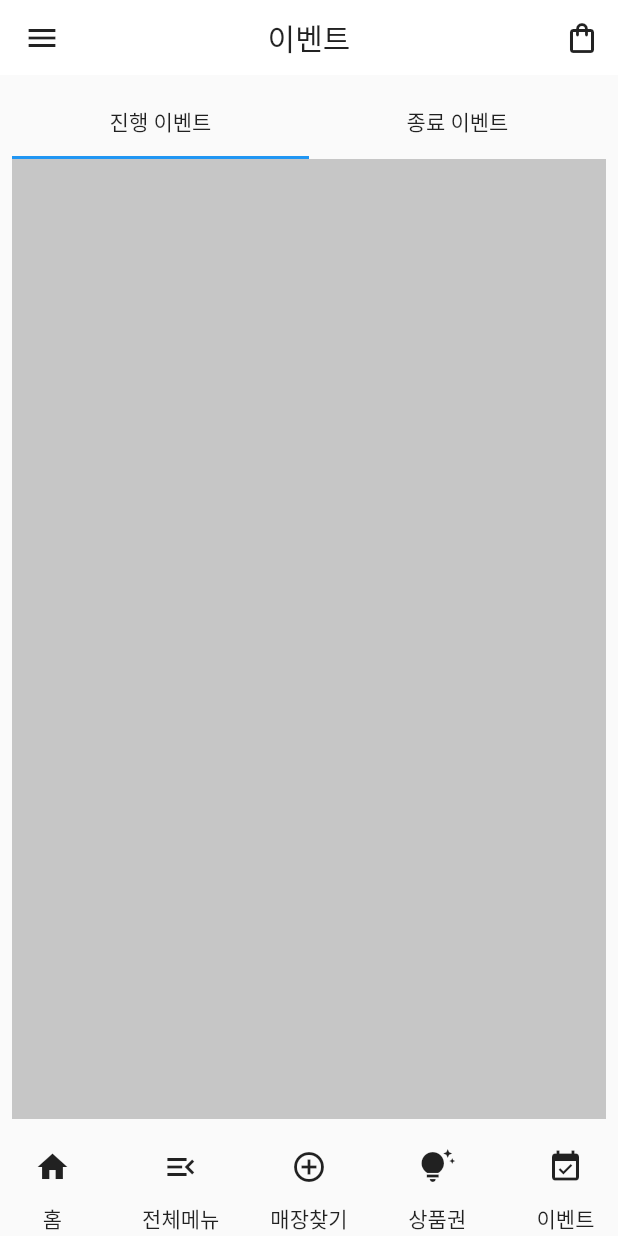
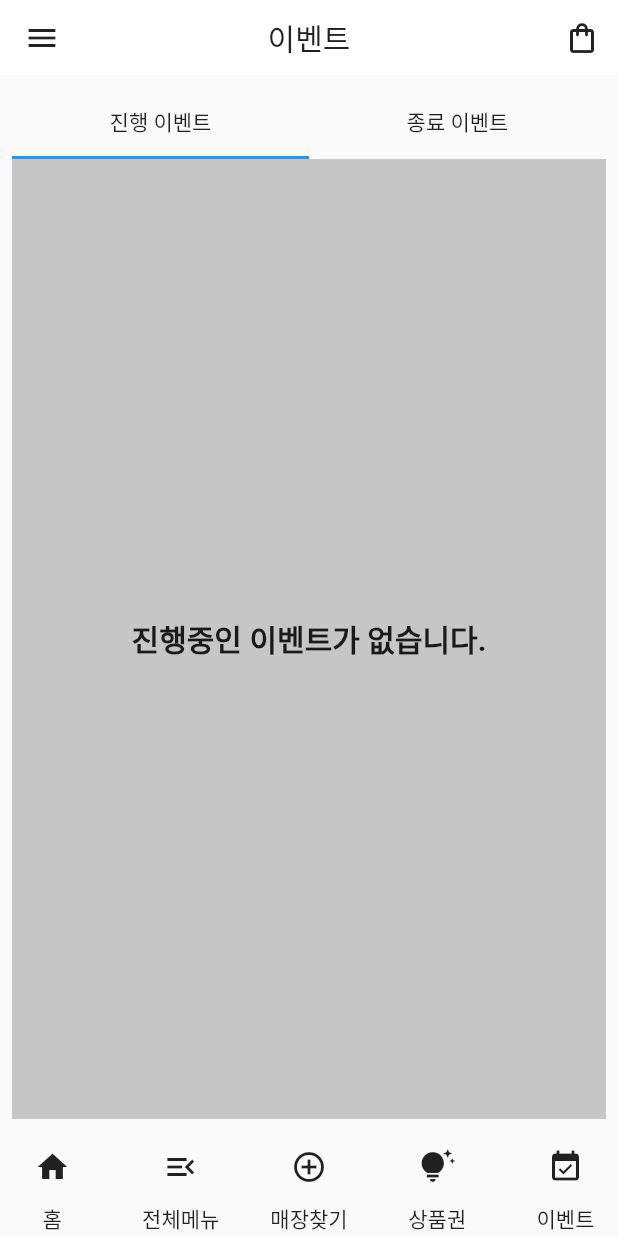
Before and after one commit to 1000bang/bhc-UI, a Flutter app: the screen it shows after launch, item 5 of the bottom bar chosen, on a phone screen of 412 x 824 dp. Run offline on Flutter 3.47's test engine with Material 2 defaults, Android fonts, the phone set to English and light mode, and no system bars.

Commit message:
navi, event page update

```diff
--- a/lib/components/bottom_navi.dart
+++ b/lib/components/bottom_navi.dart
@@ -41,6 +41,10 @@ class BottomNavi extends StatelessWidget {
                 Navigator.popAndPushNamed(context, "/home");
               } else if (id == 1) {
                 Navigator.popAndPushNamed(context, "/menu");
+              }else if (id == 3) {
+                Navigator.popAndPushNamed(context, "/voucher");
+              }else if (id == 2) {
+                Navigator.popAndPushNamed(context, "/findstore");
               }
             },
             icon: Icon(
--- a/lib/main.dart
+++ b/lib/main.dart
@@ -1,5 +1,7 @@
 import 'package:bhc/pages/all_menu_page.dart';
 import 'package:bhc/pages/all_menu_second_page.dart';
+import 'package:bhc/pages/find_store_page.dart';
+import 'package:bhc/pages/voucher_page.dart';
 import 'package:flutter/material.dart';
 import 'package:bhc/pages/event_page.dart';
 
@@ -22,7 +24,10 @@ class MyApp extends StatelessWidget {
       "/home": (context) => MainPage(),
       "/event": (context) => EventPage(),
       "/menu": (context) => AllMenuSecondPage(),
-      "/secondMenu": (context) => MenuPage()
+      "/secondMenu": (context) => MenuPage(),
+      "/voucher": (context) => VoucherPage(),
+      "/findstore": (context) => FindStorePage(),
+
     }
     );
   }
--- a/lib/pages/event_page.dart
+++ b/lib/pages/event_page.dart
@@ -3,7 +3,6 @@ import 'package:bhc/components/event_compo.dart';
 import 'package:flutter/material.dart';
 import '../components/bottom_navi.dart';
 import '../components/drawer.dart';
-
 class EventPage extends StatelessWidget {
   const EventPage({Key? key}) : super(key: key);
 
@@ -14,10 +13,12 @@ class EventPage extends StatelessWidget {
       appBar: _bulidBhcAppBar(),
       bottomNavigationBar: BottomNavi(),
       body: SafeArea(
+
         child: Padding(
           padding: const EdgeInsets.all(8.0),
           child: Column(
             children: [
+
               Expanded(child: EventTab()),
             ],
           ),
@@ -34,8 +35,7 @@ class EventTab extends StatefulWidget {
   State<EventTab> createState() => _EventTabState();
 }
 
-class _EventTabState extends State<EventTab>
-    with SingleTickerProviderStateMixin {
+class _EventTabState extends State<EventTab>with SingleTickerProviderStateMixin {
   TabController? _tabController;
 
   @override
@@ -43,7 +43,6 @@ class _EventTabState extends State<EventTab>
     super.initState();
     _tabController = TabController(length: 2, vsync: this);
   }
-
   @override
   Widget build(BuildContext context) {
     return Column(
@@ -56,54 +55,34 @@ class _EventTabState extends State<EventTab>
 
   Widget _buildTabBar() {
     return TabBar(controller: _tabController, tabs: [
-      Tab(
-          child: Text(
-        "진행 이벤트",
-        style: TextStyle(color: Colors.black87),
-      )),
-      Tab(
-          child: Text(
-        "종료 이벤트",
-        style: TextStyle(color: Colors.black87),
-      )),
+      Tab(child: Text("진행 이벤트", style: TextStyle(color: Colors.black87),)),
+      Tab(child: Text("종료 이벤트", style: TextStyle(color: Colors.black87),)),
     ]);
   }
 
   Widget _buildTabBarView() {
     return TabBarView(controller: _tabController, children: [
-      Container(color: kSecondaryColor),
       Container(
-        child: ListView(
-          children: [
-            EventItem(
-                title: "BHC 치킨 2000원 즉시 할인 !",
-                date: "2022.10.25 ~ 2022.10.30",
-                image: "assets/골드킹.png"),
-            EventItem(
-                title: "BHC X 컴프야 V22 치킨박스콜라보 !",
-                date: "2022.10.18 ~ 2022.10.23",
-                image: "assets/골드킹.png"),
-            EventItem(
-                title: "BHC 치킨 인기 12종 2000원 즉시 할인 !",
-                date: "2022.09.20 ~ 2022.09.28",
-                image: "assets/골드킹.png"),
-            EventItem(
-                title: "BHC 치킨 2000원 즉시 할인",
-                date: "2022.08.23 ~ 2022.08.28",
-                image: "assets/골드킹.png"),
-            EventItem(
-                title: "BHC 치킨 2000원 즉시 할인",
-                date: "2022.06.07 ~ 2022.06.27",
-                image: "assets/골드킹.png"),
-            EventItem(
-                title: "BHC 치퐁당 클라우드 생 드래프트 할인 프로모션",
-                date: "2022.06.07 ~ 2022.06.22",
-                image: "assets/골드킹.png"),
-          ],
-        ),
+        alignment: Alignment.center,
+        color: kSecondaryColor,
+        child: Text("진행중인 이벤트가 없습니다.", style: TextStyle(fontSize: 20, fontWeight: FontWeight.bold),),
       ),
+      Container(child: ListView(
+        children: [
+          EventItem(title: "BHC 치킨 2000원 즉시 할인 !", date: "2022.10.25 ~ 2022.10.30", image: "assets/event1.png"),
+          EventItem(title: "BHC X 컴프야 V22 치킨박스콜라보 !", date: "2022.10.18 ~ 2022.10.23", image: "assets/event2.png"),
+          EventItem(title: "BHC 치킨 인기 12종 2000원 즉시 할인 !", date: "2022.09.20 ~ 2022.09.28", image: "assets/event3.png"),
+          EventItem(title: "BHC 치킨 2000원 즉시 할인", date: "2022.08.23 ~ 2022.08.28", image: "assets/event4.png"),
+          EventItem(title: "BHC 치킨 2000원 즉시 할인", date: "2022.06.07 ~ 2022.06.27", image: "assets/event5.png"),
+          EventItem(title: "BHC 치퐁당 클라우드 생 드래프트 할인 프로모션", date: "2022.06.07 ~ 2022.06.22", image: "assets/event6.png"),
+
+
+        ],
+      ),),
     ]);
   }
+
+
 }
 
 AppBar _bulidBhcAppBar() {
@@ -111,11 +90,7 @@ AppBar _bulidBhcAppBar() {
     iconTheme: IconThemeData(color: Colors.black87),
     backgroundColor: Colors.white,
     toolbarHeight: 50,
-
-    title: Text(
-      "이벤트",
-      style: TextStyle(color: Colors.black87),
-    ),
+    title: Text("이벤트", style: TextStyle(color: Colors.black87),),
     centerTitle: true,
     actions: [
       IconButton(
```
